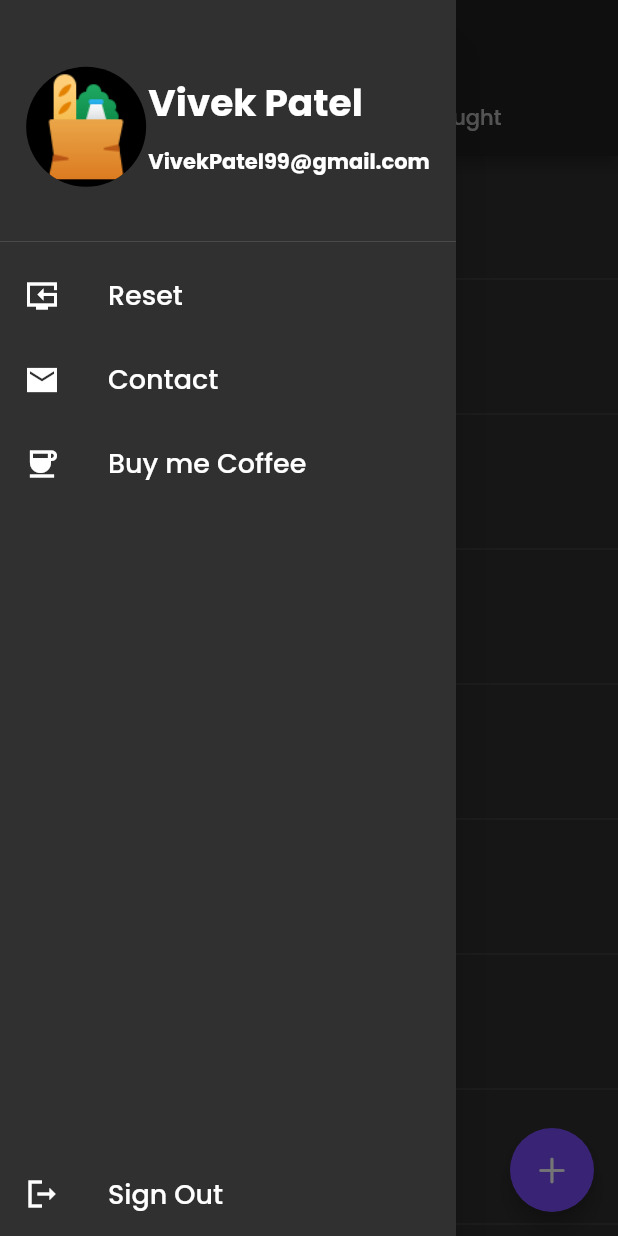
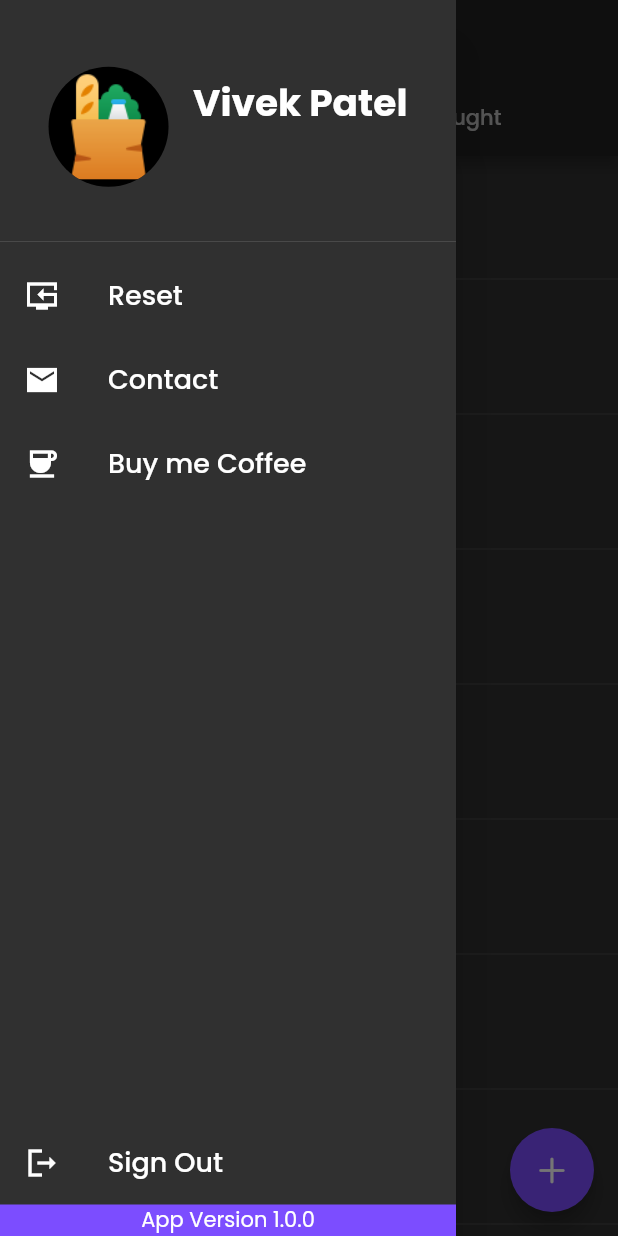
Before and after one commit to vivekpatel99/MyGroceriesListApp, a Flutter app: the screen it shows once a user with an empty profile is signed in, with the side drawer open, on a phone screen of 412 x 824 dp. Run offline on Flutter 3.47's test engine with Material 2 defaults, Android fonts, the phone set to English and light mode, and no system bars; our stand-ins replace cloud_firestore, firebase_auth, firebase_core, flutter_spinkit, google_fonts, logger and 1 more; accounts and stored records are empty.

Commit message:
version number can be dispayed on drawer footer

```diff
--- a/lib/services/auth.dart
+++ b/lib/services/auth.dart
@@ -16,9 +16,17 @@ class AuthService {
     return userInfo != null ? UserModel(uid: userInfo.uid) : null;
   }
 
+//------------------------------------------------------------------------------
   FirebaseAuth get auth {
     log.i('auth called');
     return _auth;
+  }
+
+//------------------------------------------------------------------------------
+  String get getemailAdrress {
+    log.i('auth called');
+
+    return auth.currentUser?.email ?? '';
   }
 
 //------------------------------------------------------------------------------
--- a/lib/wigets/mydrawer.dart
+++ b/lib/wigets/mydrawer.dart
@@ -2,6 +2,7 @@ import 'package:flutter/material.dart';
 import 'package:my_grocery_list/services/auth.dart';
 import 'package:my_grocery_list/shared/constants.dart';
 import 'package:my_grocery_list/utils/logging.dart';
+import 'package:package_info/package_info.dart';
 
 class MyDrawer extends StatelessWidget {
   MyDrawer({Key? key}) : super(key: key);
@@ -21,6 +22,12 @@ class MyDrawer extends StatelessWidget {
     );
   }
 
+//------------------------------------------------------------------------------
+  Future<String> _myPackageInfo() async {
+    final PackageInfo packageInfo = await PackageInfo.fromPlatform();
+    return packageInfo.version;
+  }
+
   @override
   Widget build(BuildContext context) {
     return Drawer(
@@ -29,7 +36,7 @@ class MyDrawer extends StatelessWidget {
           Expanded(
             child: Column(
               children: [
-                const MyDrawerHeader(),
+                MyDrawerHeader(),
                 createDrawerBodyItem(
                   icon: Icons.reset_tv_sharp,
                   title: 'Reset',
@@ -50,13 +57,31 @@ class MyDrawer extends StatelessWidget {
           ),
           Align(
             alignment: FractionalOffset.bottomCenter,
-            child: createDrawerBodyItem(
+            child: Column(
+              children: [
+                createDrawerBodyItem(
                   icon: Icons.logout_sharp,
                   title: 'Sign Out',
                   onTap: () async {
                     log.i('Sign Out');
                     await _auth.signOut();
                   },
+                ),
+                Container(
+                  width: MediaQuery.of(context).size.width,
+                  color: Theme.of(context).accentColor,
+                  child: Center(
+                    child: FutureBuilder(
+                      future: _myPackageInfo(),
+                      builder: (BuildContext context, snapshot) => Text(
+                        snapshot.hasData
+                            ? 'App Version ${snapshot.data}'
+                            : 'Laoding....',
+                      ),
+                    ),
+                  ),
+                ),
+              ],
             ),
           ),
         ],
@@ -65,13 +90,17 @@ class MyDrawer extends StatelessWidget {
   }
 }
 
+//------------------------------------------------------------------------------
 class MyDrawerHeader extends StatelessWidget {
-  const MyDrawerHeader({
+  MyDrawerHeader({
     Key? key,
   }) : super(key: key);
+  final AuthService _auth = AuthService();
 
   @override
   Widget build(BuildContext context) {
+    final String _email = _auth.getemailAdrress;
+
     return DrawerHeader(
       child: Row(
         mainAxisAlignment: MainAxisAlignment.spaceEvenly,
@@ -83,17 +112,17 @@ class MyDrawerHeader extends StatelessWidget {
           Column(
             mainAxisAlignment: MainAxisAlignment.center,
             crossAxisAlignment: CrossAxisAlignment.start,
-            children: const [
-              Text(
+            children: [
+              const Text(
                 'Vivek Patel',
                 style: TextStyle(fontWeight: FontWeight.bold, fontSize: 25.0),
               ),
-              SizedBox(
+              const SizedBox(
                 height: 10.0,
               ),
               Text(
-                'VivekPatel99@gmail.com',
-                style: TextStyle(
+                _email,
+                style: const TextStyle(
                   fontWeight: FontWeight.bold,
                   fontSize: 14.0,
                 ),
--- a/pubspec.yaml
+++ b/pubspec.yaml
@@ -31,6 +31,7 @@ dependencies:
   flutter_zoom_drawer: ^2.1.0
   google_fonts: ^2.1.0
   logger: ^1.0.0
+  package_info: ^2.0.2
   provider: ^5.0.0
 
 dev_dependencies:
```
Also changed, not shown: lib/wigets/statefulwrapper.dart (added, +28 -0 lines), pubspec.lock, 1 other file. Lines whose indentation alone changed are shown as unchanged.
